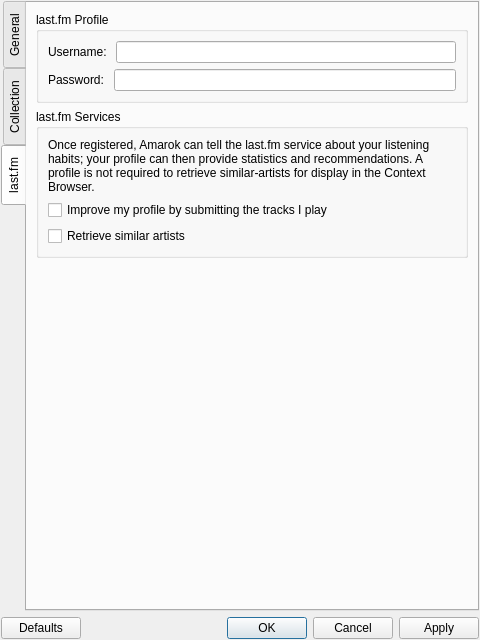
Above: gereqi/configuration.ui from handsomegui/Gereqi before the change. Below: the same form after it.
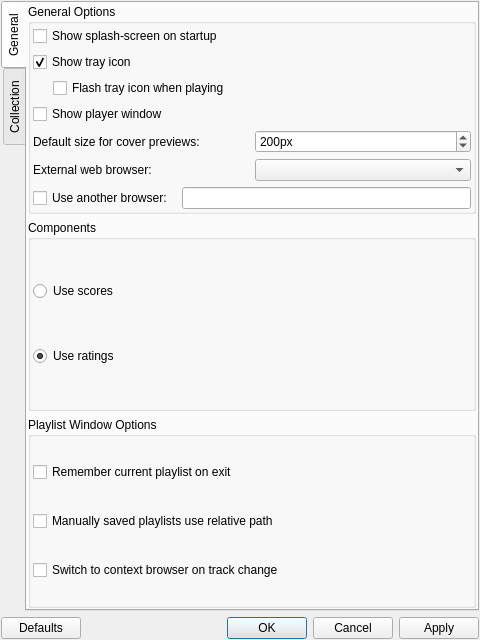
That is the form after the change. The open tabs and pages were chosen to show the change.

Commit message: Removed lastfm stuff as there's no library that satisfies the requirements. Not essential for 0.4.0

Patch:
```diff
--- a/gereqi/configuration.ui
+++ b/gereqi/configuration.ui
@@ -558,96 +558,6 @@
        </item>
       </layout>
      </widget>
-     <widget class="QWidget" name="tab_7">
-      <attribute name="title">
-       <string>last.fm</string>
-      </attribute>
-      <layout class="QVBoxLayout" name="verticalLayout_9">
-       <item>
-        <widget class="QGroupBox" name="groupBox_6">
-         <property name="title">
-          <string>last.fm Profile</string>
-         </property>
-         <layout class="QGridLayout" name="gridLayout">
-          <item row="0" column="0">
-           <layout class="QHBoxLayout" name="horizontalLayout_11">
-            <item>
-             <widget class="QLabel" name="label_10">
-              <property name="text">
-               <string>Username: </string>
-              </property>
-             </widget>
-            </item>
-            <item>
-             <widget class="QLineEdit" name="last_user"/>
-            </item>
-           </layout>
-          </item>
-          <item row="1" column="0">
-           <layout class="QHBoxLayout" name="horizontalLayout_10">
-            <item>
-             <widget class="QLabel" name="label_11">
-              <property name="text">
-               <string>Password: </string>
-              </property>
-             </widget>
-            </item>
-            <item>
-             <widget class="QLineEdit" name="last_pass"/>
-            </item>
-           </layout>
-          </item>
-         </layout>
-        </widget>
-       </item>
-       <item>
-        <widget class="QGroupBox" name="groupBox_7">
-         <property name="title">
-          <string>last.fm Services</string>
-         </property>
-         <layout class="QVBoxLayout" name="verticalLayout_10">
-          <item>
-           <widget class="QLabel" name="label_12">
-            <property name="text">
-             <string>Once registered, Amarok can tell the last.fm service about your listening habits; your profile can then provide statistics and recommendations. A profile is not required to retrieve similar-artists for display in the Context Browser.</string>
-            </property>
-            <property name="wordWrap">
-             <bool>true</bool>
-            </property>
-           </widget>
-          </item>
-          <item>
-           <widget class="QCheckBox" name="last_improve">
-            <property name="text">
-             <string>Improve my profile by submitting the tracks I play</string>
-            </property>
-           </widget>
-          </item>
-          <item>
-           <widget class="QCheckBox" name="last_similar">
-            <property name="text">
-             <string>Retrieve similar artists</string>
-            </property>
-           </widget>
-          </item>
-         </layout>
-        </widget>
-       </item>
-       <item>
-        <spacer name="verticalSpacer">
-         <property name="orientation">
-          <enum>Qt::Vertical</enum>
-         </property>
-         <property name="sizeHint" stdset="0">
-          <size>
-           <width>20</width>
-           <height>40</height>
-          </size>
-         </property>
-        </spacer>
-       </item>
-      </layout>
-     </widget>
     </widget>
    </item>
    <item>
```
Left out of the diff: 2 changed lines with no effect on the pictures. The commit also changes 2 other files.
